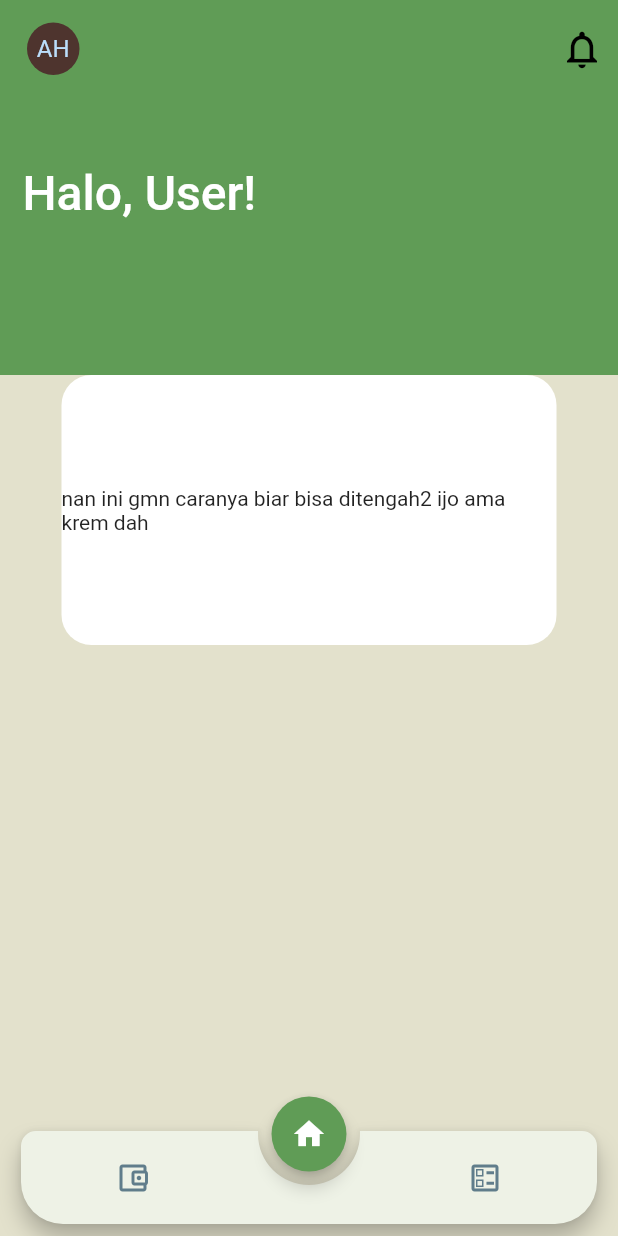
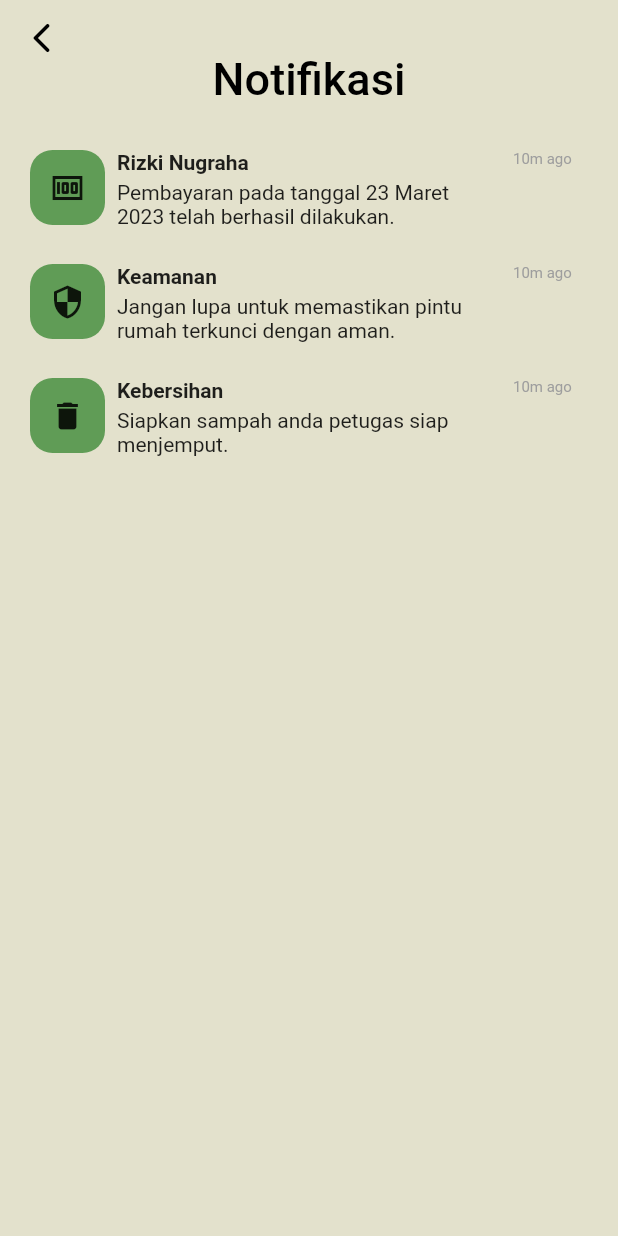
Before and after one commit to nandaeka02/trusche, a Flutter app: the screen it shows after launch, item 2 of the bottom bar chosen, after a tap on the "notifications none" icon, on a phone screen of 412 x 824 dp. Run offline on Flutter 3.47's test engine with Material 2 defaults, Android fonts, the phone set to English and light mode, and no system bars; drawn by our look-alikes of animated_notch_bottom_bar; our stand-ins replace contained_tab_bar_view, dropdown_button2, hexcolor.

Commit message:
tambah user notification

```diff
--- a/lib/pages/user/userHome_page.dart
+++ b/lib/pages/user/userHome_page.dart
@@ -4,6 +4,7 @@ import 'package:flutter/src/widgets/placeholder.dart';
 import 'package:hexcolor/hexcolor.dart';
 import 'package:trusche/configs/colors.dart';
 import 'package:trusche/pages/register_page.dart';
+import 'package:trusche/pages/user/userNotification.dart';
 
 class UserHomepage extends StatefulWidget {
   const UserHomepage({super.key});
@@ -61,10 +62,16 @@ class _UserHomepageState extends State<UserHomepage> {
                 child: IconButton(
                   icon: Icon(
                     Icons.notifications_none,
-                    color: Colors.black,
+                    color: Colors.white,
                   ),
                   tooltip: 'Go to the next page',
-                  onPressed: () {},
+                  onPressed: () {
+                    Navigator.push(
+                                  context,
+                                  MaterialPageRoute(
+                                      builder: (context) => UserNotification()),
+                                );
+                  },
                 ),
               ),
             )
--- /dev/null
+++ b/lib/pages/user/userNotification.dart
@@ -0,0 +1,247 @@
+import 'package:contained_tab_bar_view/contained_tab_bar_view.dart';
+import 'package:dropdown_button2/dropdown_button2.dart';
+import 'package:flutter/material.dart';
+import 'package:flutter/src/widgets/framework.dart';
+import 'package:flutter/src/widgets/placeholder.dart';
+import 'package:hexcolor/hexcolor.dart';
+import 'package:trusche/configs/colors.dart';
+import 'package:trusche/pages/register_page.dart';
+
+class UserNotification extends StatefulWidget {
+  const UserNotification({super.key});
+
+  @override
+  State<UserNotification> createState() => _UserNotificationState();
+}
+
+class _UserNotificationState extends State<UserNotification> {
+  final _formKey = GlobalKey<FormState>();
+  final List<String> bulan = [
+    'Januari',
+    'Februari',
+    'Maret',
+    'April',
+    'Mei',
+    'Juni',
+    'Juli',
+    'Agustus',
+    'September',
+    'Oktober',
+    'November',
+    'Desember',
+  ];
+  final List<String> bank = ['BCA', 'BNI', 'Mandiri', 'BRI', 'BSI'];
+  final List<String> ewallet = ['Dana', 'OVO', 'Link Aja'];
+  String? selectedBulan;
+  String? selectedbank;
+  String? selectedewallet;
+
+  bool _obscureText = true;
+  final _pageController = PageController(initialPage: 2);
+
+  @override
+  void dispose() {
+    _pageController.dispose();
+    super.dispose();
+  }
+
+  @override
+  Widget build(BuildContext context) {
+    return Scaffold(
+        extendBodyBehindAppBar: true,
+        appBar: AppBar(
+          toolbarHeight: 50,
+          elevation: 0,
+          backgroundColor: Colors.transparent,
+          leading: GestureDetector(
+            onTap: () {
+              Navigator.pop(context);
+            },
+            child: Icon(Icons.arrow_back_ios_rounded, color: Colors.black),
+          ),
+        ),
+        backgroundColor: ConstantColors.secondaryColor,
+        body: Center(
+          child: Column(
+            children: [
+              SizedBox(
+                height: 35,
+              ),
+              Text(
+                'Notifikasi',
+                style: TextStyle(
+                    fontSize: 30,
+                    fontWeight: FontWeight.w500,
+                    color: Colors.black),
+              ),
+              SizedBox(
+                height: 10,
+              ),
+              Padding(
+                padding: EdgeInsets.all(20),
+                child: Column(
+                  children: [
+                    Card(
+                      color: Colors.transparent,
+                      elevation: 0,
+                      margin: EdgeInsets.fromLTRB(0, 0, 0, 24),
+                      child: Row(
+                        crossAxisAlignment: CrossAxisAlignment.start,
+                        children: [
+                          Container(
+                            height: 50,
+                            width: 50,
+                            decoration: BoxDecoration(
+                              borderRadius: BorderRadius.circular(15),
+                              color: ConstantColors.primaryColor,
+                            ),
+                            child: Center(
+                              child: Icon(Icons.money),
+                            ),
+                          ),
+                          const SizedBox(
+                            width: 8,
+                          ),
+                          Expanded(
+                              child: Column(
+                            // mainAxisAlignment: MainAxisAlignment.spaceAround,
+                            crossAxisAlignment: CrossAxisAlignment.start,
+                            children: [
+                              Text(
+                                "Rizki Nugraha",
+                                style: TextStyle(
+                                    fontSize: 14, fontWeight: FontWeight.bold),
+                              ),
+                              const SizedBox(
+                                height: 4,
+                              ),
+                              Text(
+                                  "Pembayaran pada tanggal 23 Maret 2023 telah berhasil dilakukan."),
+                            ],
+                          )),
+                          const SizedBox(
+                            width: 8,
+                          ),
+                          Container(
+                              height: 40,
+                              width: 50,
+                              child: Text(
+                                '10m ago',
+                                style:
+                                    TextStyle(color: Colors.grey, fontSize: 10),
+                              )),
+                        ],
+                      ),
+                    ),
+                    Card(
+                      color: Colors.transparent,
+                      elevation: 0,
+                      margin: EdgeInsets.fromLTRB(0, 0, 0, 24),
+                      child: Row(
+                        crossAxisAlignment: CrossAxisAlignment.start,
+                        children: [
+                          Container(
+                            height: 50,
+                            width: 50,
+                            decoration: BoxDecoration(
+                              borderRadius: BorderRadius.circular(15),
+                              color: ConstantColors.primaryColor,
+                            ),
+                            child: Center(
+                              child: Icon(Icons.security),
+                            ),
+                          ),
+                          const SizedBox(
+                            width: 8,
+                          ),
+                          Expanded(
+                              child: Column(
+                            // mainAxisAlignment: MainAxisAlignment.spaceAround,
+                            crossAxisAlignment: CrossAxisAlignment.start,
+                            children: [
+                              Text(
+                                "Keamanan",
+                                style: TextStyle(
+                                    fontSize: 14, fontWeight: FontWeight.bold),
+                              ),
+                              const SizedBox(
+                                height: 4,
+                              ),
+                              Text(
+                                  "Jangan lupa untuk memastikan pintu rumah terkunci dengan aman."),
+                            ],
+                          )),
+                          const SizedBox(
+                            width: 8,
+                          ),
+                          Container(
+                              height: 40,
+                              width: 50,
+                              child: Text(
+                                '10m ago',
+                                style:
+                                    TextStyle(color: Colors.grey, fontSize: 10),
+                              )),
+                        ],
+                      ),
+                    ),
+                    Card(
+                      color: Colors.transparent,
+                      elevation: 0,
+                      margin: EdgeInsets.fromLTRB(0, 0, 0, 24),
+                      child: Row(
+                        crossAxisAlignment: CrossAxisAlignment.start,
+                        children: [
+                          Container(
+                            height: 50,
+                            width: 50,
+                            decoration: BoxDecoration(
+                              borderRadius: BorderRadius.circular(15),
+                              color: ConstantColors.primaryColor,
+                            ),
+                            child: Center(
+                              child: Icon(Icons.delete),
+                            ),
+                          ),
+                          const SizedBox(
+                            width: 8,
+                          ),
+                          Expanded(
+                              child: Column(
+                            // mainAxisAlignment: MainAxisAlignment.spaceAround,
+                            crossAxisAlignment: CrossAxisAlignment.start,
+                            children: [
+                              Text(
+                                "Kebersihan",
+                                style: TextStyle(
+                                    fontSize: 14, fontWeight: FontWeight.bold),
+                              ),
+                              const SizedBox(
+                                height: 4,
+                              ),
+                              Text(
+                                  "Siapkan sampah anda petugas siap menjemput."),
+                            ],
+                          )),
+                          const SizedBox(
+                            width: 8,
+                          ),
+                          Container(
+                              height: 40,
+                              width: 50,
+                              child: Text(
+                                '10m ago',
+                                style:
+                                    TextStyle(color: Colors.grey, fontSize: 10),
+                              )),
+                        ],
+                      ),
+                    ),
+                  ],
+                ),
+              )
+            ],
+          ),
+        ));
+  }
+}
--- a/lib/pages/user/userPembayaran_page.dart
+++ b/lib/pages/user/userPembayaran_page.dart
@@ -72,7 +72,7 @@ class _UserPembayaranState extends State<UserPembayaran> {
                   // padding: const EdgeInsets.all(8.0),
 
                   width: double.infinity,
-                  height: 440,
+                  height: 450,
                   child: ContainedTabBarView(
                       tabs: [
                         Text(
@@ -344,7 +344,27 @@ class _UserPembayaranState extends State<UserPembayaran> {
                                         ),
                                       ],
                                     ),
-                                  ))
+                                  )),
+                              SizedBox(
+                                height: 15,
+                              ),
+                              Container(
+                                height: 45,
+                                width: 290,
+                                // color: ConstantColors.primaryColor,
+                                decoration: BoxDecoration(
+                                    borderRadius: BorderRadius.circular(35),
+                                    color: ConstantColors.primaryColor),
+                                child: Center(
+                                  child: Text(
+                                    "Bayar Sekarang",
+                                    style: TextStyle(
+                                        color: Colors.white,
+                                        fontWeight: FontWeight.bold,
+                                        fontSize: 15),
+                                  ),
+                                ),
+                              )
                             ],
                           ),
                         ),
@@ -587,7 +607,27 @@ class _UserPembayaranState extends State<UserPembayaran> {
                                         ),
                                       ],
                                     ),
-                                  ))
+                                  )),
+                                  SizedBox(
+                                height: 15,
+                              ),
+                              Container(
+                                height: 45,
+                                width: 290,
+                                // color: ConstantColors.primaryColor,
+                                decoration: BoxDecoration(
+                                    borderRadius: BorderRadius.circular(35),
+                                    color: ConstantColors.primaryColor),
+                                child: Center(
+                                  child: Text(
+                                    "Bayar Sekarang",
+                                    style: TextStyle(
+                                        color: Colors.white,
+                                        fontWeight: FontWeight.bold,
+                                        fontSize: 15),
+                                  ),
+                                ),
+                              )
                             ],
                           ),
                         ),
```
